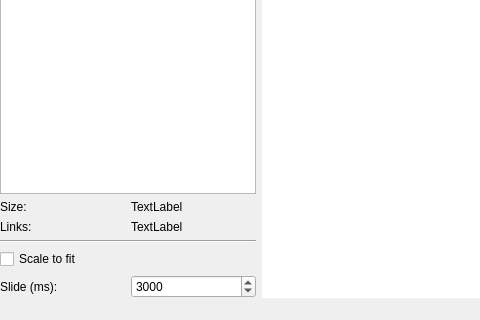
Old version of the form src/mainwindow.ui in the repository bernds/equiv; both pictures show x 0 to 480 and y 371 to 691 of the 1051 by 691 pixel window.
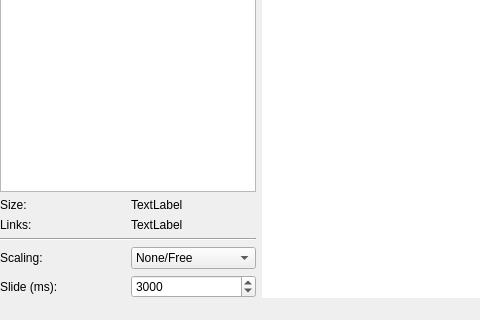
New version of the form. Icons and pictures are not drawn. Custom widgets are drawn as their Qt base class.

Commit message:
Add more scaling options
Fit Width is now supported (useful for documents and comics). Also,
support doubling/halving size as in xzgv.

```diff
--- a/src/mainwindow.ui
+++ b/src/mainwindow.ui
@@ -760,10 +760,47 @@
       </widget>
      </item>
      <item>
-      <widget class="QCheckBox" name="scaleCheckBox">
-       <property name="text">
-        <string>Scale to fit</string>
-       </property>
+      <widget class="QWidget" name="widget" native="true">
+       <layout class="QHBoxLayout" name="horizontalLayout">
+        <property name="leftMargin">
+         <number>0</number>
+        </property>
+        <property name="topMargin">
+         <number>0</number>
+        </property>
+        <property name="rightMargin">
+         <number>0</number>
+        </property>
+        <property name="bottomMargin">
+         <number>0</number>
+        </property>
+        <item>
+         <widget class="QLabel" name="label_2">
+          <property name="text">
+           <string>Scaling:</string>
+          </property>
+         </widget>
+        </item>
+        <item>
+         <widget class="QComboBox" name="scaleComboBox">
+          <item>
+           <property name="text">
+            <string>None/Free</string>
+           </property>
+          </item>
+          <item>
+           <property name="text">
+            <string>Fit Width</string>
+           </property>
+          </item>
+          <item>
+           <property name="text">
+            <string>Fit</string>
+           </property>
+          </item>
+         </widget>
+        </item>
+       </layout>
       </widget>
      </item>
      <item>
```
Left out of the diff: 35 changed lines with no effect on the pictures. The commit also changes 3 other files.
